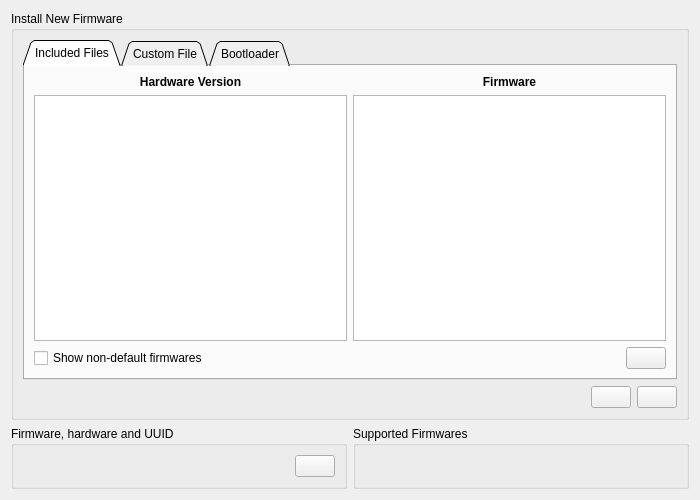
Before: the Qt Designer form pages/pagefirmware.ui in TjitteS/ReboostTool, drawn with Qt 5.
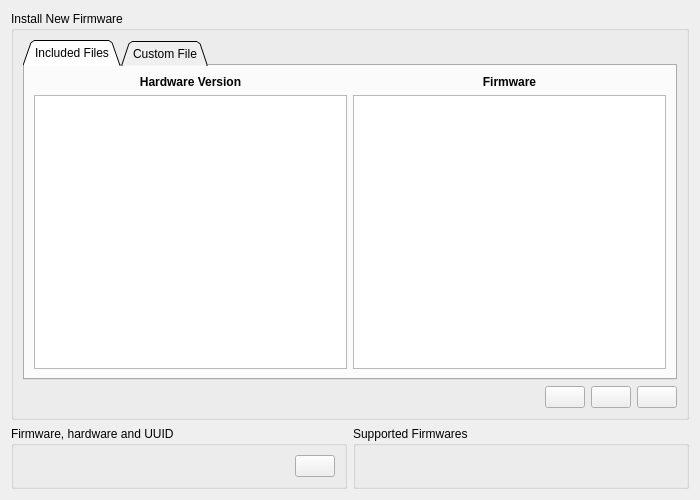
After: the same form once the commit is applied. Icons and pictures are not drawn. Custom widgets are drawn as their Qt base class.

```diff
--- a/pages/pagefirmware.ui
+++ b/pages/pagefirmware.ui
@@ -85,45 +85,7 @@
            </layout>
           </item>
           <item>
-           <layout class="QHBoxLayout" name="horizontalLayout_6">
-            <item>
-             <widget class="QCheckBox" name="showNonDefaultBox">
-              <property name="toolTip">
-               <string>Show firmwares with non-default compilation options</string>
-              </property>
-              <property name="text">
-               <string>Show non-default firmwares</string>
-              </property>
-             </widget>
-            </item>
-            <item>
-             <spacer name="horizontalSpacer">
-              <property name="orientation">
-               <enum>Qt::Horizontal</enum>
-              </property>
-              <property name="sizeHint" stdset="0">
-               <size>
-                <width>40</width>
-                <height>20</height>
-               </size>
-              </property>
-             </spacer>
-            </item>
-            <item>
-             <widget class="QPushButton" name="changelogButton">
-              <property name="toolTip">
-               <string>Show firmware changelog</string>
-              </property>
-              <property name="text">
-               <string/>
-              </property>
-              <property name="icon">
-               <iconset resource="../res.qrc">
-                <normaloff>:/res/icons/About-96.png</normaloff>:/res/icons/About-96.png</iconset>
-              </property>
-             </widget>
-            </item>
-           </layout>
+           <layout class="QHBoxLayout" name="horizontalLayout_6"/>
           </item>
          </layout>
         </widget>
@@ -174,19 +136,6 @@
           </item>
          </layout>
         </widget>
-        <widget class="QWidget" name="tab_3">
-         <property name="enabled">
-          <bool>false</bool>
-         </property>
-         <attribute name="title">
-          <string>Bootloader</string>
-         </attribute>
-         <layout class="QVBoxLayout" name="verticalLayout_8">
-          <item>
-           <widget class="QListWidget" name="blList"/>
-          </item>
-         </layout>
-        </widget>
        </widget>
       </item>
       <item>
@@ -214,6 +163,26 @@
           </property>
          </widget>
         </item>
+        <item>
+         <widget class="QPushButton" name="changelogButton">
+          <property name="sizePolicy">
+           <sizepolicy hsizetype="Fixed" vsizetype="Fixed">
+            <horstretch>0</horstretch>
+            <verstretch>0</verstretch>
+           </sizepolicy>
+          </property>
+          <property name="toolTip">
+           <string>Show firmware changelog</string>
+          </property>
+          <property name="text">
+           <string/>
+          </property>
+          <property name="icon">
+           <iconset resource="../res.qrc">
+            <normaloff>:/res/icons/About-96.png</normaloff>:/res/icons/About-96.png</iconset>
+          </property>
+         </widget>
+        </item>
         <item>
          <widget class="QPushButton" name="uploadButton">
           <property name="sizePolicy">
```
